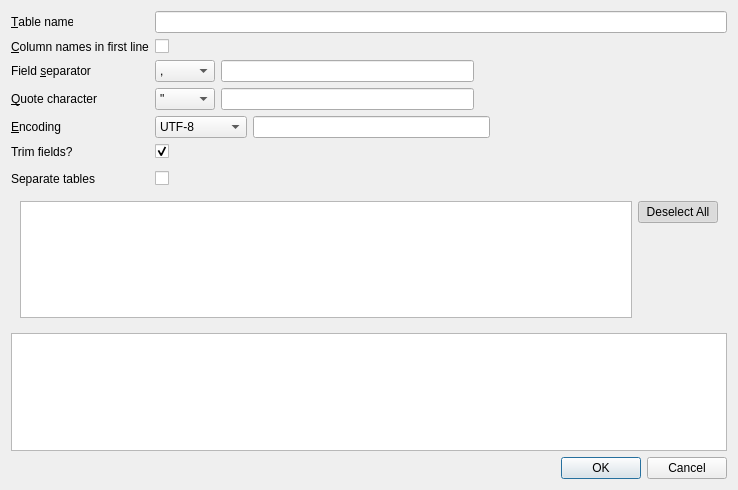
Above: src/ImportCsvDialog.ui from sqlitebrowser/sqlitebrowser before the change. Below: the same form after it.
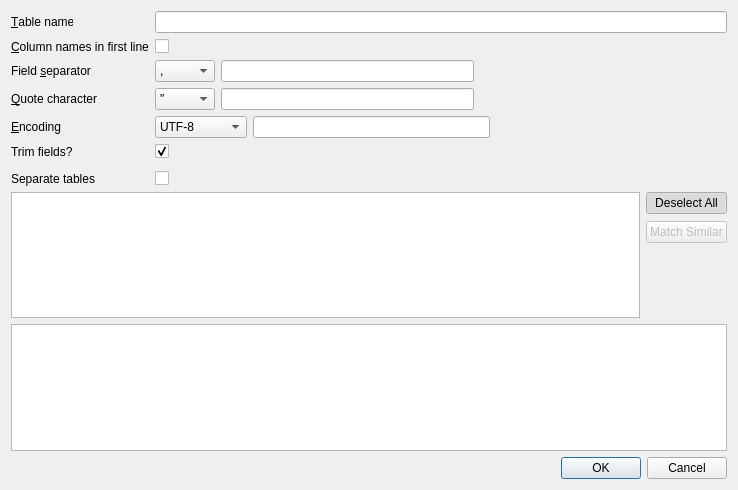
That is the form after the change.

Commit message: Allow matching similar csv files for batch import

The edit to the form file:
```diff
--- a/src/ImportCsvDialog.ui
+++ b/src/ImportCsvDialog.ui
@@ -266,6 +266,18 @@
       <bool>true</bool>
      </property>
      <layout class="QHBoxLayout" name="filePickerLayout">
+      <property name="leftMargin">
+       <number>0</number>
+      </property>
+      <property name="topMargin">
+       <number>0</number>
+      </property>
+      <property name="rightMargin">
+       <number>0</number>
+      </property>
+      <property name="bottomMargin">
+       <number>0</number>
+      </property>
       <item>
        <widget class="QListWidget" name="filePicker"/>
       </item>
@@ -293,6 +305,16 @@
           </property>
          </widget>
         </item>
+        <item>
+         <widget class="QPushButton" name="matchSimilar">
+          <property name="enabled">
+           <bool>false</bool>
+          </property>
+          <property name="text">
+           <string>Match Similar</string>
+          </property>
+         </widget>
+        </item>
         <item>
          <spacer name="verticalSpacer">
           <property name="orientation">
```
Left out of the diff: 17 changed lines with no effect on the pictures. The commit also changes 2 other files.
